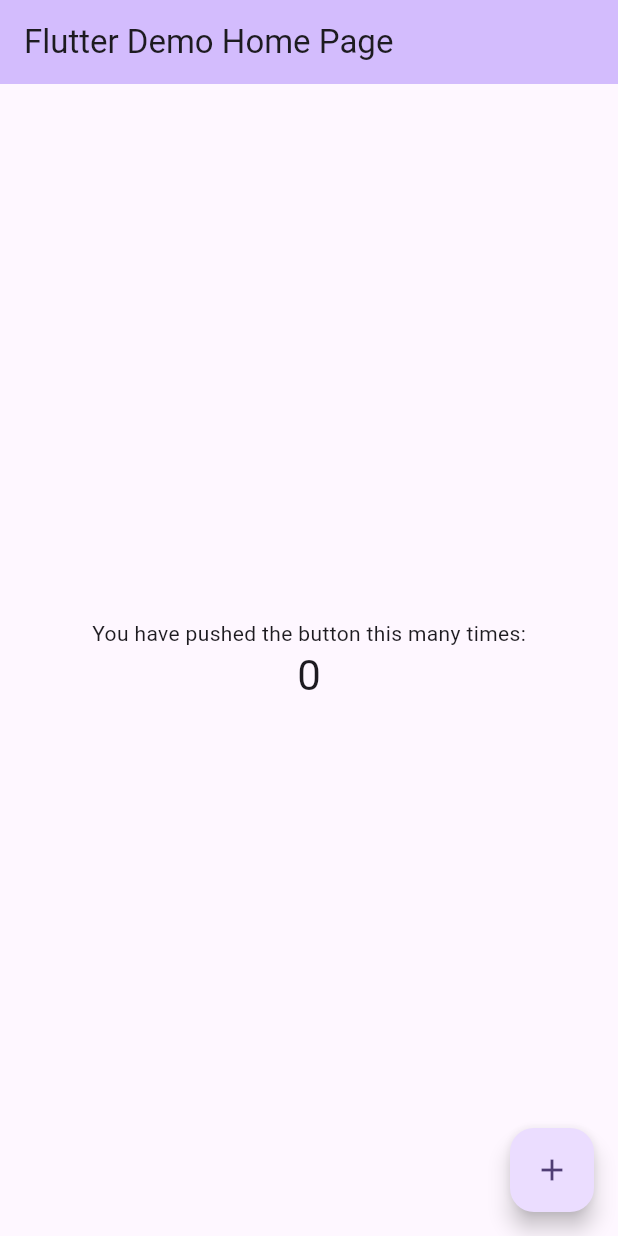
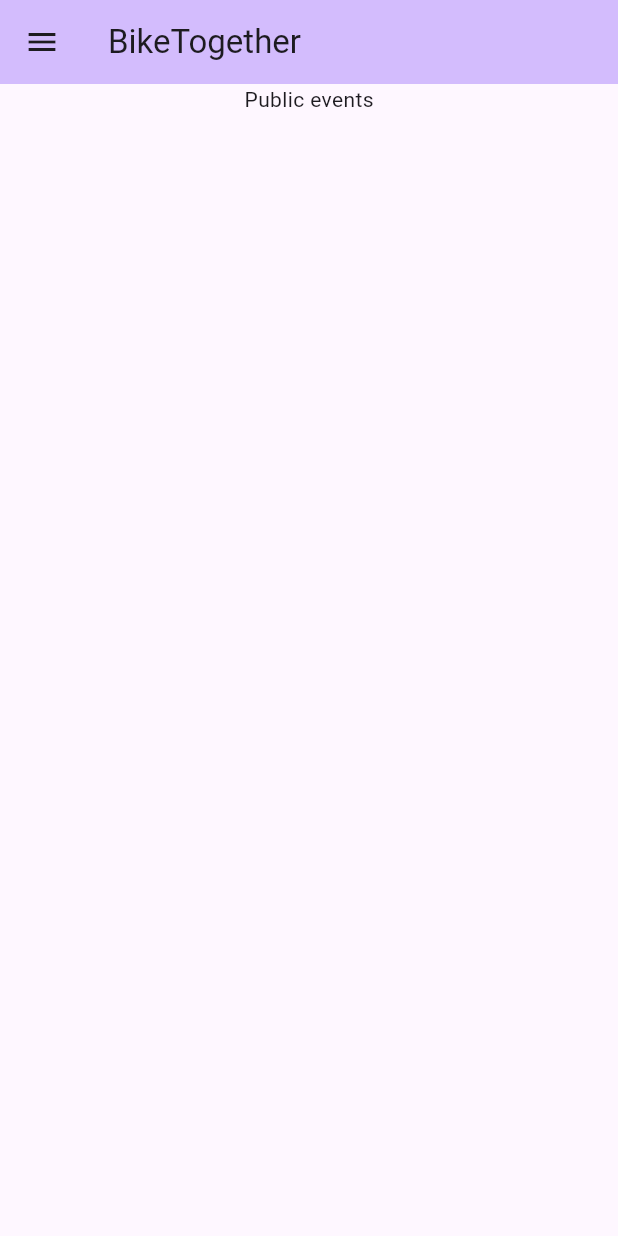
Before and after one commit to AFranzo/biketogether, a Flutter app: the screen it shows after launch, on a phone screen of 412 x 824 dp. Run offline on Flutter 3.47's test engine with Material 2 defaults, Android fonts, the phone set to English and light mode, and no system bars; our stand-ins replace firebase_core, firebase_database; accounts and stored records are empty.

Commit message:
added based classes and first implementation of homepage

```diff
--- a/lib/main.dart
+++ b/lib/main.dart
@@ -1,6 +1,12 @@
 import 'package:flutter/material.dart';
-
-void main() {
+import 'package:firebase_core/firebase_core.dart';
+import 'firebase_options.dart';
+import 'package:biketogether/screens/homepage.dart';
+void main()async {
+  WidgetsFlutterBinding.ensureInitialized();
+  await Firebase.initializeApp(
+    options: DefaultFirebaseOptions.currentPlatform,
+  );
   runApp(const MyApp());
 }
 
@@ -11,7 +17,7 @@
   @override
   Widget build(BuildContext context) {
     return MaterialApp(
-      title: 'Flutter Demo',
+      title: 'BikeTogether',
       theme: ThemeData(
         // This is the theme of your application.
         //
@@ -31,95 +37,7 @@
         colorScheme: ColorScheme.fromSeed(seedColor: Colors.deepPurple),
         useMaterial3: true,
       ),
-      home: const MyHomePage(title: 'Flutter Demo Home Page'),
+      home: const MyHomePage(title: 'BikeTogether'),
     );
   }
 }
-
-class MyHomePage extends StatefulWidget {
-  const MyHomePage({super.key, required this.title});
-
-  // This widget is the home page of your application. It is stateful, meaning
-  // that it has a State object (defined below) that contains fields that affect
-  // how it looks.
-
-  // This class is the configuration for the state. It holds the values (in this
-  // case the title) provided by the parent (in this case the App widget) and
-  // used by the build method of the State. Fields in a Widget subclass are
-  // always marked "final".
-
-  final String title;
-
-  @override
-  State<MyHomePage> createState() => _MyHomePageState();
-}
-
-class _MyHomePageState extends State<MyHomePage> {
-  int _counter = 0;
-
-  void _incrementCounter() {
-    setState(() {
-      // This call to setState tells the Flutter framework that something has
-      // changed in this State, which causes it to rerun the build method below
-      // so that the display can reflect the updated values. If we changed
-      // _counter without calling setState(), then the build method would not be
-      // called again, and so nothing would appear to happen.
-      _counter++;
-    });
-  }
-
-  @override
-  Widget build(BuildContext context) {
-    // This method is rerun every time setState is called, for instance as done
-    // by the _incrementCounter method above.
-    //
-    // The Flutter framework has been optimized to make rerunning build methods
-    // fast, so that you can just rebuild anything that needs updating rather
-    // than having to individually change instances of widgets.
-    return Scaffold(
-      appBar: AppBar(
-        // TRY THIS: Try changing the color here to a specific color (to
-        // Colors.amber, perhaps?) and trigger a hot reload to see the AppBar
-        // change color while the other colors stay the same.
-        backgroundColor: Theme.of(context).colorScheme.inversePrimary,
-        // Here we take the value from the MyHomePage object that was created by
-        // the App.build method, and use it to set our appbar title.
-        title: Text(widget.title),
-      ),
-      body: Center(
-        // Center is a layout widget. It takes a single child and positions it
-        // in the middle of the parent.
-        child: Column(
-          // Column is also a layout widget. It takes a list of children and
-          // arranges them vertically. By default, it sizes itself to fit its
-          // children horizontally, and tries to be as tall as its parent.
-          //
-          // Column has various properties to control how it sizes itself and
-          // how it positions its children. Here we use mainAxisAlignment to
-          // center the children vertically; the main axis here is the vertical
-          // axis because Columns are vertical (the cross axis would be
-          // horizontal).
-          //
-          // TRY THIS: Invoke "debug painting" (choose the "Toggle Debug Paint"
-          // action in the IDE, or press "p" in the console), to see the
-          // wireframe for each widget.
-          mainAxisAlignment: MainAxisAlignment.center,
-          children: <Widget>[
-            const Text(
-              'You have pushed the button this many times:',
-            ),
-            Text(
-              '$_counter',
-              style: Theme.of(context).textTheme.headlineMedium,
-            ),
-          ],
-        ),
-      ),
-      floatingActionButton: FloatingActionButton(
-        onPressed: _incrementCounter,
-        tooltip: 'Increment',
-        child: const Icon(Icons.add),
-      ), // This trailing comma makes auto-formatting nicer for build methods.
-    );
-  }
-}
--- /dev/null
+++ b/lib/modules/bikeEvent.dart
@@ -0,0 +1,34 @@
+import 'package:firebase_database/firebase_database.dart';
+/*
+* Class that represent a created Event
+* */
+class BikeEvent {
+   String creator; //TODO da cambiare con l'user token accessibile tramite firebase
+   DateTime date;
+   String bikeRouteName;
+   DateTime createAt;
+   BikeEvent(
+      {required this.creator, required this.date , required this.bikeRouteName, required this.createAt});
+  /*
+  * Insert a bikeEvent into the database
+  *
+  * */
+  static void insertEvent(BikeEvent b) {
+    FirebaseDatabase.instance.ref('eventi_creati').push().set(
+        {'creator': b.creator, 'createdAt': b.createAt.millisecondsSinceEpoch,'bikepath':b.bikeRouteName,'date':b.date.millisecondsSinceEpoch});
+  }
+  /*
+  * Method to fetch all bikeEvents from database
+  * It returns a list of bikeEvents
+  * */
+  static Future<List<BikeEvent>> getAllBikeEvents() async {
+    List<BikeEvent> ret = [];
+    FirebaseDatabase.instance.ref('eventi_creati').onValue.listen((event) {
+      for (var ev in event.snapshot.children){
+        ret.add(BikeEvent(creator: ev.child('creator').value.toString(), date: DateTime.fromMillisecondsSinceEpoch(ev.child('date').value as int),createAt:  DateTime.fromMillisecondsSinceEpoch(ev.child('createdAt').value as int), bikeRouteName: ev.child('bikepath').value.toString()));
+      }
+    });
+
+    return ret;
+  }
+}
--- /dev/null
+++ b/lib/screens/chat.dart
@@ -0,0 +1,2 @@
+/* Screen of the chat page*/
+//TODO to implement
--- /dev/null
+++ b/lib/screens/event.dart
@@ -0,0 +1,2 @@
+/* Screen of the event page with join/leave, chat and event's info */
+//TODO to implement
--- /dev/null
+++ b/lib/screens/homepage.dart
@@ -0,0 +1,126 @@
+/* homepage con searchbar e lista eventi */
+import 'package:biketogether/modules/bikeEvent.dart';
+import 'package:biketogether/screens/createevent.dart';
+import 'package:flutter/material.dart';
+
+class MyHomePage extends StatefulWidget {
+  const MyHomePage({super.key, required this.title});
+
+  // This widget is the home page of your application. It is stateful, meaning
+  // that it has a State object (defined below) that contains fields that affect
+  // how it looks.
+
+  // This class is the configuration for the state. It holds the values (in this
+  // case the title) provided by the parent (in this case the App widget) and
+  // used by the build method of the State. Fields in a Widget subclass are
+  // always marked "final".
+
+  final String title;
+
+  @override
+  State<MyHomePage> createState() => _MyHomePageState();
+}
+
+class _MyHomePageState extends State<MyHomePage> {
+  late Future<List<BikeEvent>> allevents;
+
+  //late Future<List<bikeEvent>> joinedevents;
+
+  @override
+  void initState() {
+    allevents = BikeEvent.getAllBikeEvents();
+  }
+
+  Future<void> _refreshEvents() async {
+    List<BikeEvent> newevents = await BikeEvent.getAllBikeEvents();
+      setState(() {
+      allevents = Future.value(newevents);
+    });
+  }
+
+  @override
+  Widget build(BuildContext context) {
+    // This method is rerun every time setState is called, for instance as done
+    // by the _incrementCounter method above.
+    //
+    // The Flutter framework has been optimized to make rerunning build methods
+    // fast, so that you can just rebuild anything that needs updating rather
+    // than having to individually change instances of widgets.
+    return Scaffold(
+      appBar: AppBar(
+        // TRY THIS: Try changing the color here to a specific color (to
+        // Colors.amber, perhaps?) and trigger a hot reload to see the AppBar
+        // change color while the other colors stay the same.
+        backgroundColor: Theme.of(context).colorScheme.inversePrimary,
+        // Here we take the value from the MyHomePage object that was created by
+        // the App.build method, and use it to set our appbar title.
+        title: Text(widget.title),
+      ),
+      body: RefreshIndicator(
+        onRefresh: _refreshEvents,
+        child: Column(
+          mainAxisAlignment: MainAxisAlignment.center,
+          children: [
+            const Text('Public events'),
+            Expanded(
+              child: FutureBuilder<List<BikeEvent>>(
+                future: allevents,
+                builder: (context, snapshot) {
+                  if (snapshot.hasData) {
+                    return ListView.builder(
+                        scrollDirection: Axis.vertical,
+                        shrinkWrap: true,
+                        padding: const EdgeInsets.all(8),
+                        itemCount: snapshot.data!.length,
+                        itemBuilder: (context, index) {
+                          return Card(
+                              shape: RoundedRectangleBorder(
+                                  borderRadius: BorderRadius.circular(20)),
+                              margin: const EdgeInsets.all(8),
+                              clipBehavior: Clip.hardEdge,
+                              child: Column(
+                                mainAxisSize: MainAxisSize.min,
+                                children: [
+                                  ListTile(
+                                    leading: const Icon(Icons.pedal_bike),
+                                    title: const Text('name'), //TODO to change to some name per event, TBD
+                                    subtitle: Text(
+                                        'Created by ${snapshot.data!.elementAt(index).creator.toString()} | Date ${snapshot.data!.elementAt(index).date.toString().substring(0,10)}'),
+                                  )
+                                ],
+                              ));
+                        });
+                  } else if (snapshot.hasError) {
+                    return Text("Error while fetching events\n ${snapshot.error}");
+                  } else {
+                    return const Text('No Public Events');
+                  }
+                },
+              ),
+            )
+          ],
+        ),
+      ),
+      drawer: Drawer(
+        child: ListView(
+          children: [
+            ListTile(
+              title: const Text('Create Event'),
+              onTap: () {
+                Navigator.push(context,
+                    MaterialPageRoute(builder: (context) => CreateEvent()));
+              },
+            ),
+            ListTile(
+              title: const Text('Logout'),
+              onTap: () {
+                BikeEvent.insertEvent(BikeEvent(creator: 'Franz', date: DateTime.parse('2023-10-20'), bikeRouteName: 'aaaaad',createAt: DateTime.now()));
+                //TODO firebase logout
+              },
+            )
+          ],
+        ),
+      ),
+    );
+  }
+}
--- a/pubspec.yaml
+++ b/pubspec.yaml
@@ -35,6 +35,10 @@
   # The following adds the Cupertino Icons font to your application.
   # Use with the CupertinoIcons class for iOS style icons.
   cupertino_icons: ^1.0.2
+  firebase_core: ^2.21.0
+  firebase_database: ^10.3.3
+  firebase_auth: ^4.12.1
+
 
 dev_dependencies:
   flutter_test:
```
Also changed, not shown: lib/modules/bikePath.dart (added, +41 -0 lines), lib/screens/createevent.dart (added, +57 -0 lines), lib/firebase_options.dart (added), pubspec.lock, 9 other files.
